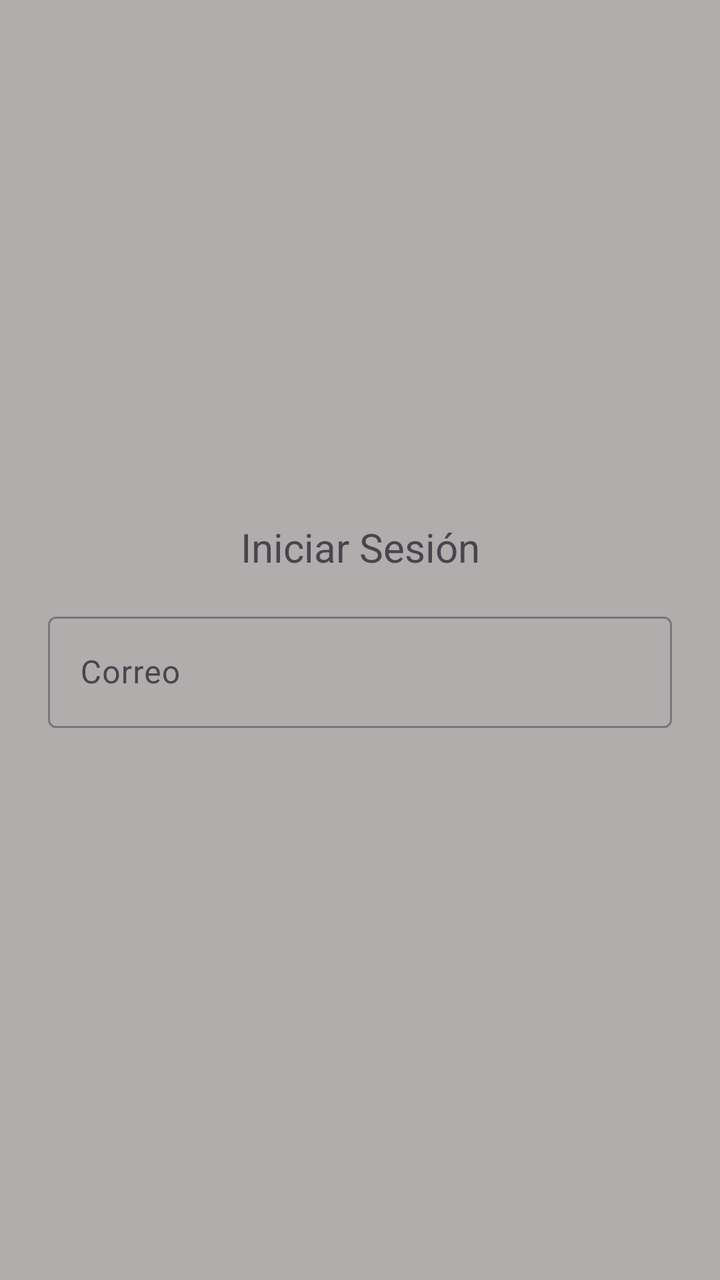
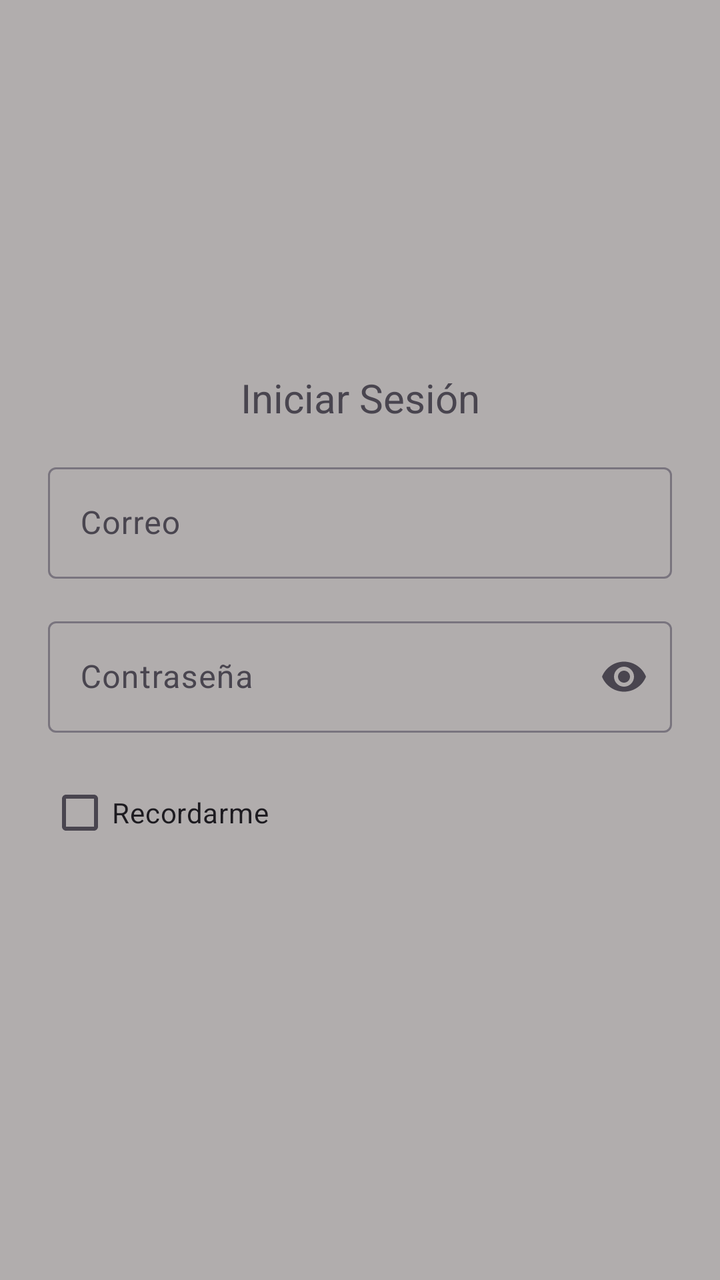

Before-and-after screenshots of an Android layout around one commit, followed by the original layout XML and the change that was made.
<!-- AndroidManifest.xml: application theme Theme.MyApplication -->
<!-- res/layout/activity_login.xml -->
<?xml version="1.0" encoding="utf-8"?>
<LinearLayout xmlns:android="http://schemas.android.com/apk/res/android"
    xmlns:tools="http://schemas.android.com/tools"
    android:id="@+id/main"
    android:layout_width="match_parent"
    android:layout_height="match_parent"
    android:orientation="vertical"
    android:padding="24dp"
    android:gravity="center_vertical"
    tools:context=".LoginActivity">


    <TextView
        android:layout_width="match_parent"
        android:layout_height="wrap_content"
        android:layout_marginBottom="16dp"
        android:gravity="center"
        android:text="@string/login_title"
        android:textSize="20sp">
    </TextView>

    <com.google.android.material.textfield.TextInputLayout
        android:layout_width="match_parent"
        android:layout_height="wrap_content"
        android:layout_marginBottom="16dp"
        android:hint="@string/email_hint">

        <com.google.android.material.textfield.TextInputEditText
            android:layout_width="match_parent"
            android:layout_height="wrap_content"
            android:inputType="textEmailAddress">
        </com.google.android.material.textfield.TextInputEditText>


    </com.google.android.material.textfield.TextInputLayout>





</LinearLayout>
<!-- resources referenced by this layout -->
<resources>
  <string name="email_hint">Correo</string>
  <string name="login_title">Iniciar Sesión</string>
  <style name="Theme.MyApplication" parent="Base.Theme.MyApplication" />
  <style name="Base.Theme.MyApplication" parent="Theme.Material3.DayNight.NoActionBar">
          <item name="colorPrimary">@color/main_color</item>
          <item name="colorOnPrimary">@color/white</item>
          <item name="colorSecondary">@color/secondary_color</item>
          <item name="colorOnSecondary">@color/black</item>
          <item name="android:colorBackground">@color/background_color</item>
          <item name="colorOnBackground">@color/text</item>
      </style>
  <color name="main_color">#4D6137</color>
  <color name="white">#FFFFFFFF</color>
  <color name="secondary_color">#83A46D</color>
  <color name="black">#FF000000</color>
  <color name="background_color">#B1ADAD</color>
  <color name="text">#26332B</color>
</resources>

<!-- the commit's change to res/layout/activity_login.xml (unified diff, before → after) -->
@@ -1,12 +1,13 @@
 <?xml version="1.0" encoding="utf-8"?>
 <LinearLayout xmlns:android="http://schemas.android.com/apk/res/android"
+    xmlns:app="http://schemas.android.com/apk/res-auto"
     xmlns:tools="http://schemas.android.com/tools"
     android:id="@+id/main"
     android:layout_width="match_parent"
     android:layout_height="match_parent"
+    android:gravity="center_vertical"
     android:orientation="vertical"
     android:padding="24dp"
-    android:gravity="center_vertical"
     tools:context=".LoginActivity">
 
 
@@ -16,8 +17,7 @@
         android:layout_marginBottom="16dp"
         android:gravity="center"
         android:text="@string/login_title"
-        android:textSize="20sp">
-    </TextView>
+        android:textSize="20sp"></TextView>
 
     <com.google.android.material.textfield.TextInputLayout
         android:layout_width="match_parent"
@@ -28,14 +28,30 @@
         <com.google.android.material.textfield.TextInputEditText
             android:layout_width="match_parent"
             android:layout_height="wrap_content"
-            android:inputType="textEmailAddress">
-        </com.google.android.material.textfield.TextInputEditText>
+            android:inputType="textEmailAddress"></com.google.android.material.textfield.TextInputEditText>
 
 
     </com.google.android.material.textfield.TextInputLayout>
 
+    <com.google.android.material.textfield.TextInputLayout
+        android:layout_width="match_parent"
+        android:layout_height="wrap_content"
+        android:layout_marginBottom="16dp"
+        android:hint="@string/password_hint"
+        app:endIconMode="password_toggle">
 
+        <com.google.android.material.textfield.TextInputEditText
+            android:layout_width="match_parent"
+            android:layout_height="wrap_content"
+            android:inputType="textPassword"></com.google.android.material.textfield.TextInputEditText>
 
+    </com.google.android.material.textfield.TextInputLayout>
+
+    <CheckBox
+        android:layout_width="wrap_content"
+        android:layout_height="wrap_content"
+        android:layout_marginBottom="24dp"
+        android:text="@string/remember_me" />
 
 
 </LinearLayout>
<!-- resource entries referenced after the edit -->
@@ -2,6 +2,8 @@
 <resources>
   <string name="email_hint">Correo</string>
   <string name="login_title">Iniciar Sesión</string>
+  <string name="password_hint">Contraseña</string>
+  <string name="remember_me">Recordarme</string>
   <style name="Theme.MyApplication" parent="Base.Theme.MyApplication" />
   <style name="Base.Theme.MyApplication" parent="Theme.Material3.DayNight.NoActionBar">
           <item name="colorPrimary">@color/main_color</item>
